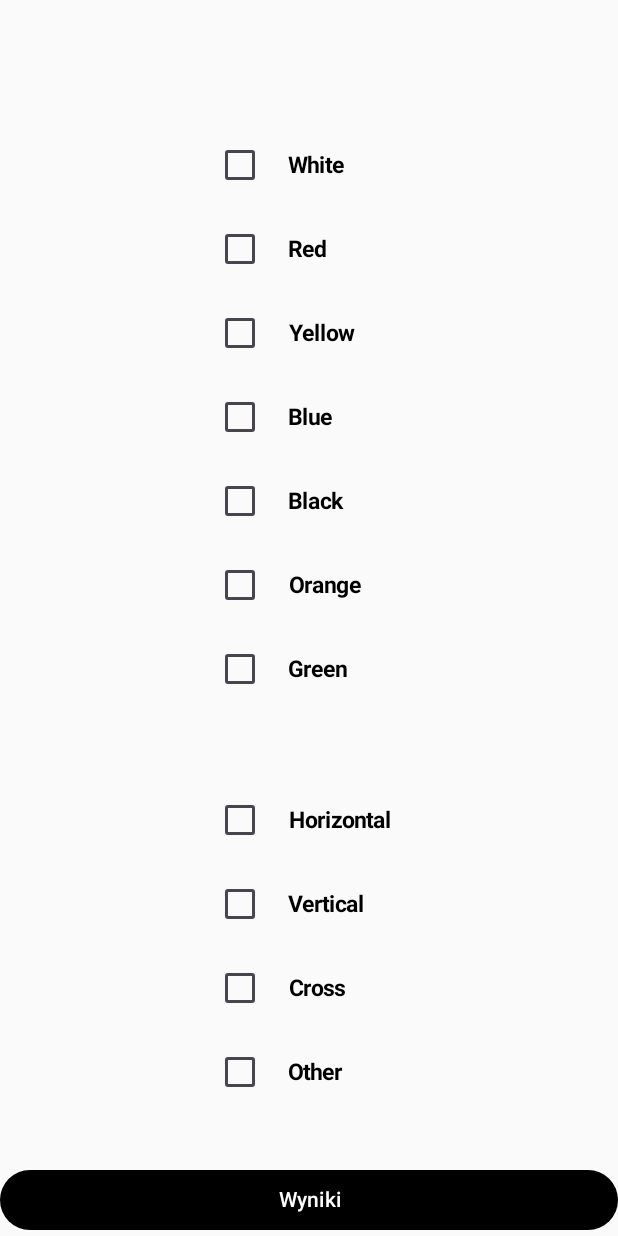
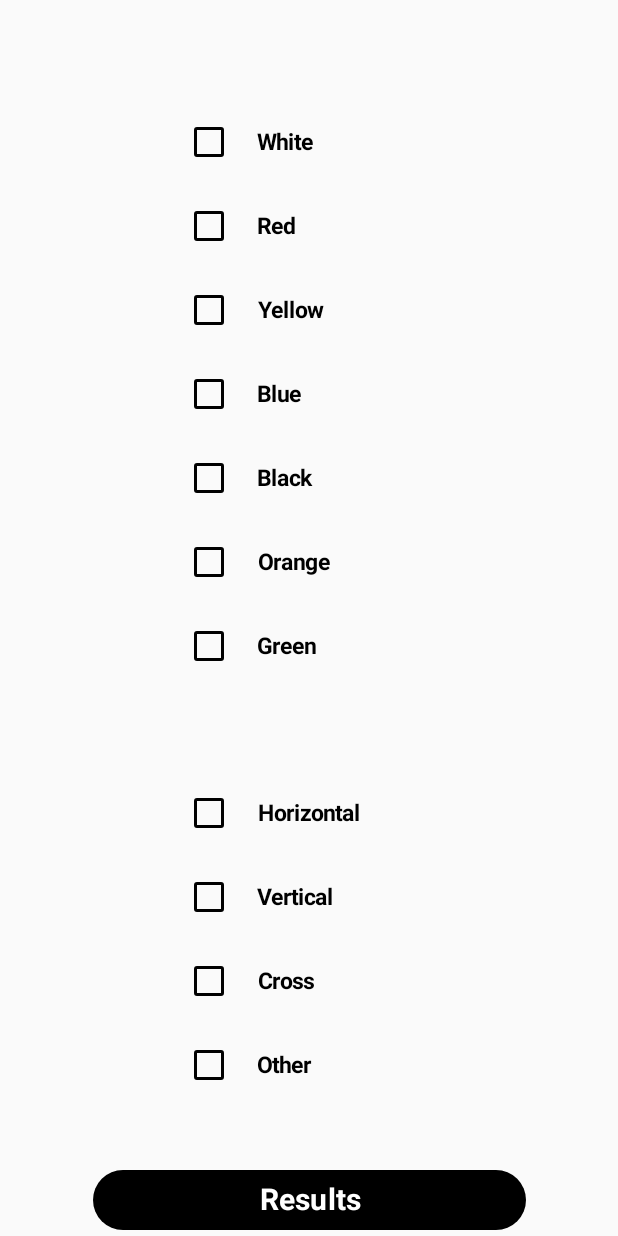
Before and after one commit to bartekkleczar/jCompose-FlagiAplikacja, an Android app built with Jetpack Compose: the screen it shows after launch (MainActivity), after a tap on "Filter", on a phone screen of 412 x 824 dp. Run offline under Robolectric (Android 15) with nearby library versions, the phone set to English and light mode, and no system bars; 1 other tap on this screen came first.

Commit message:
tlumaczenie dla textow na przycisku i zmiany wizualne - imo gotowe, dodac tylko reszte flag

```diff
--- a/app/src/main/java/pl/klenczi/jcomposeflagiaplikacja/MainActivity.kt
+++ b/app/src/main/java/pl/klenczi/jcomposeflagiaplikacja/MainActivity.kt
@@ -7,14 +7,10 @@ import androidx.compose.animation.AnimatedVisibility
 import androidx.compose.animation.ExperimentalAnimationApi
 import androidx.compose.animation.core.tween
 import androidx.compose.animation.expandVertically
-import androidx.compose.animation.fadeIn
-import androidx.compose.animation.fadeOut
 import androidx.compose.animation.shrinkVertically
 import androidx.compose.animation.scaleIn
 import androidx.compose.animation.scaleOut
 import androidx.compose.foundation.Image
-import androidx.compose.foundation.background
-import androidx.compose.foundation.border
 import androidx.compose.foundation.layout.Arrangement
 import androidx.compose.foundation.layout.Box
 import androidx.compose.foundation.layout.Column
@@ -28,11 +24,11 @@ import androidx.compose.foundation.layout.padding
 import androidx.compose.foundation.layout.width
 import androidx.compose.foundation.lazy.LazyColumn
 import androidx.compose.foundation.lazy.itemsIndexed
-import androidx.compose.foundation.shape.RoundedCornerShape
 import androidx.compose.material3.Button
 import androidx.compose.material3.ButtonDefaults
-import androidx.compose.material3.Card
 import androidx.compose.material3.Checkbox
+import androidx.compose.material3.CheckboxDefaults
+import androidx.compose.material3.LocalContentColor
 import androidx.compose.material3.Text
 import androidx.compose.runtime.Composable
 import androidx.compose.runtime.LaunchedEffect
@@ -45,11 +41,8 @@ import androidx.compose.ui.Alignment
 import androidx.compose.ui.Modifier
 import androidx.compose.ui.graphics.Color
 import androidx.compose.ui.res.painterResource
-import androidx.compose.ui.text.SpanStyle
-import androidx.compose.ui.text.buildAnnotatedString
 import androidx.compose.ui.text.font.FontWeight
 import androidx.compose.ui.text.style.TextAlign
-import androidx.compose.ui.text.withStyle
 import androidx.compose.ui.unit.dp
 import androidx.compose.ui.unit.sp
 
@@ -308,7 +301,7 @@ class MainActivity : ComponentActivity() {
                 zjednoczoneemiratyarabskie,
             )
 
-            AnimateVisibility(countriesList,
+            Main(countriesList,
                 setOf(
                     resources.getString(R.string.color_white),
                     resources.getString(R.string.color_red),
@@ -323,6 +316,10 @@ class MainActivity : ComponentActivity() {
                     resources.getString(R.string.orientation_vertical),
                     resources.getString(R.string.shape_cross),
                     resources.getString(R.string.shape_other)
+                ),
+                mapOf(
+                    "filters" to resources.getString(R.string.buttonText_filtry),
+                    "results" to resources.getString(R.string.buttonText_wyniki)
                 )
             )
         }
@@ -331,14 +328,19 @@ class MainActivity : ComponentActivity() {
 
 @OptIn(ExperimentalAnimationApi::class)
 @Composable
-fun AnimateVisibility(countries: MutableList<Panstwo>, propertiesColorInput: Set<String>, propertiesLayoutInput: Set<String>) {
+fun Main(
+    countries: MutableList<Panstwo>,
+    propertiesColorInput: Set<String>,
+    propertiesLayoutInput: Set<String>,
+    buttonTexts: Map<String, String>,
+    ) {
     val animationDuration = 850
-    val filterString = "Filter"
-    val wynikiString = "Wyniki"
-    var propertiesColor by remember {
+    val filtersString = buttonTexts["filters"] ?: "filters"
+    val resultsString = buttonTexts["results"] ?: "results"
+    val propertiesColor by remember {
         mutableStateOf(propertiesColorInput)
     }
-    var propertiesLayout by remember {
+    val propertiesLayout by remember {
         mutableStateOf(propertiesLayoutInput)
     }
     val propertiesSelected = remember {
@@ -363,10 +365,11 @@ fun AnimateVisibility(countries: MutableList<Panstwo>, propertiesColorInput: Set
             exit = scaleOut(animationSpec = tween(animationDuration)) +
                     shrinkVertically(animationSpec = tween(animationDuration))
         ) {
-            buttonText = wynikiString
+            buttonText = resultsString
             Column(modifier = Modifier
-                .fillMaxWidth(0.7f)
-                .fillMaxHeight(0.85f),
+                .fillMaxWidth(0.9f)
+                .fillMaxHeight(0.9f)
+                .padding(bottom = 20.dp),
                 horizontalAlignment = Alignment.CenterHorizontally,
                 verticalArrangement = Arrangement.SpaceEvenly
             ) {
@@ -383,6 +386,10 @@ fun AnimateVisibility(countries: MutableList<Panstwo>, propertiesColorInput: Set
                                 checked = checkedState.value,
                                 onCheckedChange = { checkedState.value = it },
                                 modifier = Modifier.padding(end = 8.dp),
+                                colors = CheckboxDefaults.colors(
+                                    checkedColor = Color.Black,
+                                    uncheckedColor = LocalContentColor.current
+                                ),
                             )
                             Text(
                                 modifier = Modifier
@@ -417,6 +424,10 @@ fun AnimateVisibility(countries: MutableList<Panstwo>, propertiesColorInput: Set
                                 checked = checkedState.value,
                                 onCheckedChange = { checkedState.value = it },
                                 modifier = Modifier.padding(end = 8.dp),
+                                colors = CheckboxDefaults.colors(
+                                    checkedColor = Color.Black,
+                                    uncheckedColor = LocalContentColor.current
+                                ),
                             )
                             Text(
                                 modifier = Modifier
@@ -446,7 +457,7 @@ fun AnimateVisibility(countries: MutableList<Panstwo>, propertiesColorInput: Set
                     shrinkVertically(animationSpec = tween(animationDuration)),
             visible = !visible
         ) {
-            buttonText = filterString
+            buttonText = filtersString
             Column(
                 modifier = Modifier
                     .fillMaxWidth(0.9f)
@@ -511,10 +522,14 @@ fun AnimateVisibility(countries: MutableList<Panstwo>, propertiesColorInput: Set
                 visible = !visible
             },
             modifier = Modifier
-                .fillMaxWidth(),
+                .fillMaxWidth(0.7f),
             colors = ButtonDefaults.buttonColors(Color.Black)
         ) {
-            Text(buttonText, textAlign = TextAlign.Center)
+            Text(
+                buttonText,
+                textAlign = TextAlign.Center,
+                fontWeight = FontWeight.Bold,
+                fontSize = 20.sp,)
         }
     }
 }
--- a/app/src/main/res/values/strings.xml
+++ b/app/src/main/res/values/strings.xml
@@ -138,5 +138,8 @@
     <string name="shape_cross">Cross</string>
     <string name="shape_other">Other</string>
 
+    <!--Button Texts-->
+    <string name="buttonText_filtry">Filter</string>
+    <string name="buttonText_wyniki">Results</string>
 
 </resources>
```
Also changed, not shown: 1 other file. Lines whose indentation alone changed are shown as unchanged.
